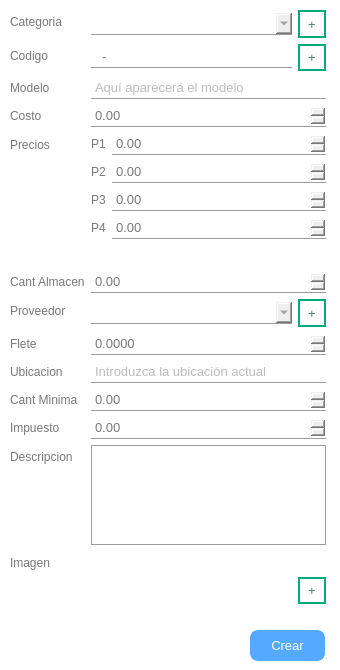
Old version of the form system/layout/product.ui in the repository josueisaihs/SPINER_PUNTO_VENTA.
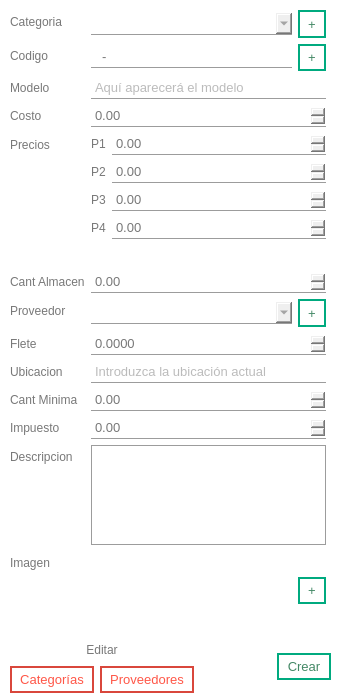
New version of the form.

Commit message: Edicion y eliminacion de Categorias y Proveedores

The edit to the form file:
```diff
--- a/system/layout/product.ui
+++ b/system/layout/product.ui
@@ -7,19 +7,19 @@
                 <x>0</x>
                 <y>0</y>
                 <width>340</width>
-                <height>670</height>
+    <height>700</height>
             </rect>
         </property>
         <property name="minimumSize">
             <size>
                 <width>340</width>
-                <height>670</height>
+    <height>700</height>
             </size>
         </property>
         <property name="maximumSize">
             <size>
                 <width>340</width>
-                <height>670</height>
+    <height>700</height>
             </size>
         </property>
         <property name="windowTitle">
@@ -648,18 +648,147 @@
                 </item>
             </layout>
         </widget>
+  <widget class="QWidget" name="horizontalLayoutWidget">
+   <property name="geometry">
+    <rect>
+     <x>10</x>
+     <y>640</y>
+     <width>321</width>
+     <height>53</height>
+    </rect>
+   </property>
+   <layout class="QHBoxLayout" name="horizontalLayout_5">
+    <item>
+     <layout class="QVBoxLayout" name="verticalLayout">
+      <item>
+       <widget class="QLabel" name="label">
+        <property name="text">
+         <string>Editar</string>
+        </property>
+        <property name="alignment">
+         <set>Qt::AlignCenter</set>
+        </property>
+       </widget>
+      </item>
+      <item>
+       <layout class="QHBoxLayout" name="horizontalLayout_6">
+        <item>
+         <widget class="QPushButton" name="categoriasPushButton">
+          <property name="styleSheet">
+           <string notr="true">QPushButton{
+                                        background-color: white;
+                                        font: 10pt;
+                                        color: rgb(255, 86, 71);
+                                        padding: 4px 8px;
+                                        border: 2px solid rgb(217, 71, 60);
+                                        border-bottom-right-radius: 0px;
+                                        border-bottom-left-radius: 0px;
+                                        border-top-right-radius: 0px;
+                                        border-top-left-radius: 0px;
+                                        }
+
+                                        :hover{
+                                        background-color: rgb(217, 71, 60);
+                                        border: 2px solid rgb(255, 86, 71);
+                                        color: white;
+                                        }
+
+                                        :pressed{
+                                        border:3px solid rgb(255, 255, 255);
+                                        padding: -1px 1px 1px 1px;
+                                        }
+                                    </string>
+          </property>
+          <property name="text">
+           <string>Categorías</string>
+          </property>
+         </widget>
+        </item>
+        <item>
+         <widget class="QPushButton" name="proveedoresPushButton">
+          <property name="styleSheet">
+           <string notr="true">QPushButton{
+                                        background-color: white;
+                                        font: 10pt;
+                                        color: rgb(255, 86, 71);
+                                        padding: 4px 8px;
+                                        border: 2px solid rgb(217, 71, 60);
+                                        border-bottom-right-radius: 0px;
+                                        border-bottom-left-radius: 0px;
+                                        border-top-right-radius: 0px;
+                                        border-top-left-radius: 0px;
+                                        }
+
+                                        :hover{
+                                        background-color: rgb(217, 71, 60);
+                                        border: 2px solid rgb(255, 86, 71);
+                                        color: white;
+                                        }
+
+                                        :pressed{
+                                        border:3px solid rgb(255, 255, 255);
+                                        padding: -1px 1px 1px 1px;
+                                        }
+                                    </string>
+          </property>
+          <property name="text">
+           <string>Proveedores</string>
+          </property>
+         </widget>
+        </item>
+       </layout>
+      </item>
+     </layout>
+    </item>
+    <item>
+     <spacer name="horizontalSpacer">
+      <property name="orientation">
+       <enum>Qt::Horizontal</enum>
+      </property>
+      <property name="sizeHint" stdset="0">
+       <size>
+        <width>40</width>
+        <height>20</height>
+       </size>
+      </property>
+     </spacer>
+    </item>
+    <item>
         <widget class="QPushButton" name="crearPushButton">
-            <property name="geometry">
-                <rect>
-                    <x>250</x>
-                    <y>630</y>
-                    <width>75</width>
-                    <height>31</height>
-                </rect>
+      <property name="styleSheet">
+       <string notr="true">QPushButton
+                                        {
+                                        background-color: white;
+                                        font: 10pt;
+                                        color: rgb(67, 136, 101);
+                                        padding: 4px 8px;
+                                        border: 2px solid rgb(0, 170, 127);
+                                        border-bottom-right-radius: 0px;
+                                        border-bottom-left-radius: 0px;
+                                        border-top-right-radius: 0px;
+                                        border-top-left-radius: 0px;
+                                        }
+
+                                        :hover
+                                        {
+                                        background-color: rgb(0, 170, 127);
+                                        color: white;
+                                        border: 2px solid rgb(120, 200, 29);
+                                        }
+
+                                        :pressed
+                                        {
+                                        border:3px solid rgb(255, 255, 255);
+                                        padding: -1px 1px 1px 1px;
+                                        }
+                                    </string>
             </property>
             <property name="text">
                 <string>Crear</string>
             </property>
+     </widget>
+    </item>
+   </layout>
         </widget>
     </widget>
     <resources/>
```
Left out of the diff: 14 changed lines with no effect on the pictures. Lines whose indentation alone changed are shown as unchanged. The commit also changes 8 other files.
